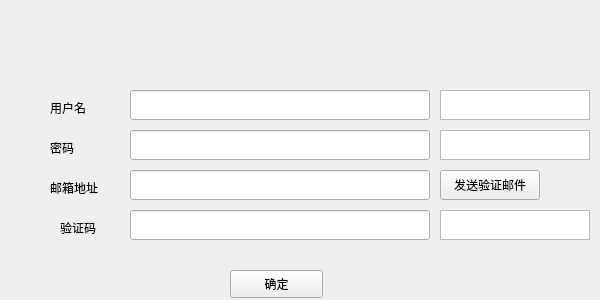
First picture: the form in authentication/verifyGUI.ui, repository PurePassersBy/ShacoRoom, before the edit.
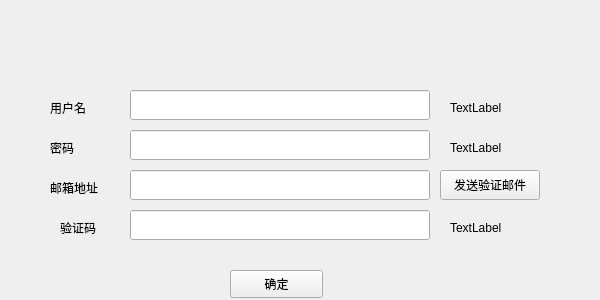
Second picture: the form after the edit.

What changed in the file:
```diff
--- a/authentication/verifyGUI.ui
+++ b/authentication/verifyGUI.ui
@@ -84,16 +84,6 @@
     </rect>
    </property>
   </widget>
-  <widget class="QTextBrowser" name="codeStatus">
-   <property name="geometry">
-    <rect>
-     <x>440</x>
-     <y>210</y>
-     <width>150</width>
-     <height>30</height>
-    </rect>
-   </property>
-  </widget>
   <widget class="QPushButton" name="confirmButton">
    <property name="geometry">
     <rect>
@@ -153,24 +143,43 @@
     </rect>
    </property>
   </widget>
-  <widget class="QTextBrowser" name="passwordStatus">
+  <widget class="QLabel" name="nameStatus">
    <property name="geometry">
     <rect>
-     <x>440</x>
-     <y>130</y>
-     <width>150</width>
-     <height>30</height>
+     <x>450</x>
+     <y>100</y>
+     <width>72</width>
+     <height>15</height>
     </rect>
    </property>
+   <property name="text">
+    <string>TextLabel</string>
+   </property>
   </widget>
-  <widget class="QTextBrowser" name="nameStatus">
+  <widget class="QLabel" name="passwordStatus">
    <property name="geometry">
     <rect>
-     <x>440</x>
-     <y>90</y>
-     <width>150</width>
-     <height>30</height>
+     <x>450</x>
+     <y>140</y>
+     <width>72</width>
+     <height>15</height>
     </rect>
+   </property>
+   <property name="text">
+    <string>TextLabel</string>
+   </property>
+  </widget>
+  <widget class="QLabel" name="codeStatus">
+   <property name="geometry">
+    <rect>
+     <x>450</x>
+     <y>220</y>
+     <width>72</width>
+     <height>15</height>
+    </rect>
+   </property>
+   <property name="text">
+    <string>TextLabel</string>
    </property>
   </widget>
  </widget>
```
Left out of the diff: 48 changed lines with no effect on the pictures.
